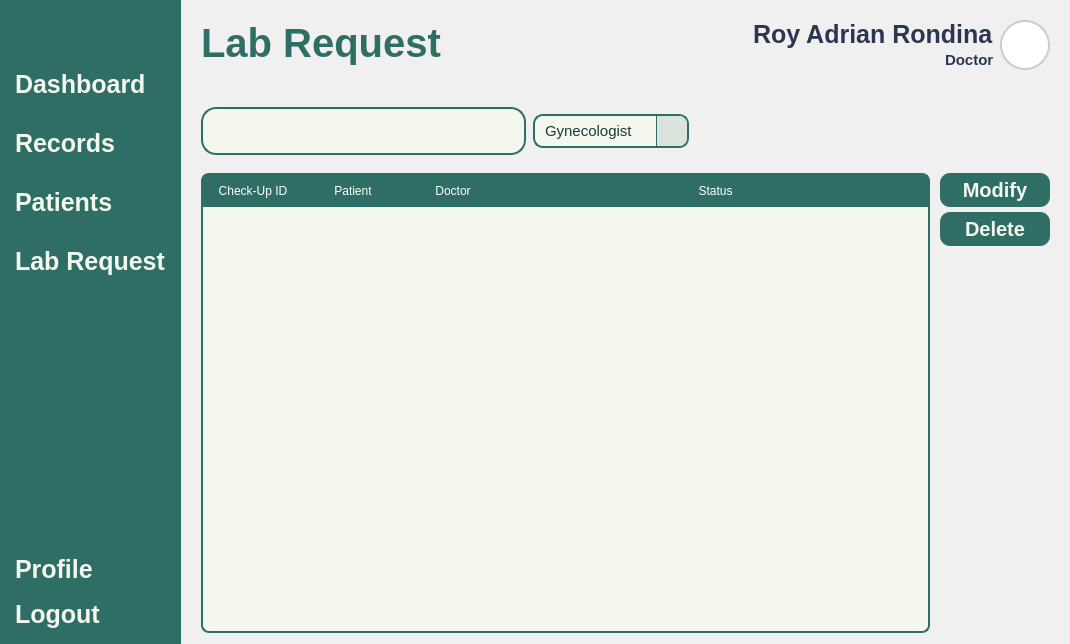
VinsmokeSanji69/COVACHA_CLINIC_SYSTEM, file Views/Doctor_LabRequest.ui: the form before one commit.
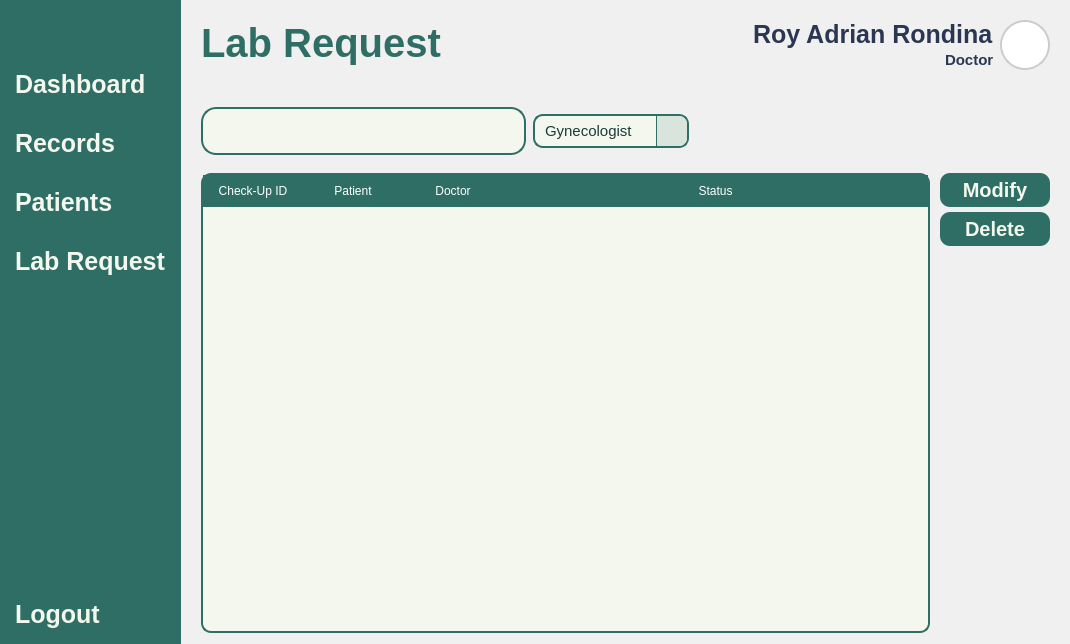
The form after the commit. Icons and pictures are not drawn.

What changed in the file:
```diff
--- a/Views/Doctor_LabRequest.ui
+++ b/Views/Doctor_LabRequest.ui
@@ -222,23 +222,6 @@
         <property name="sizeConstraint">
          <enum>QLayout::SetNoConstraint</enum>
         </property>
-        <item>
-         <widget class="QPushButton" name="pushButton_9">
-          <property name="text">
-           <string>Profile</string>
-          </property>
-          <property name="icon">
-           <iconset resource="../Images/resources.qrc">
-            <normaloff>:/icons/icons/user-round-cog.svg</normaloff>:/icons/icons/user-round-cog.svg</iconset>
-          </property>
-          <property name="iconSize">
-           <size>
-            <width>40</width>
-            <height>40</height>
-           </size>
-          </property>
-         </widget>
-        </item>
         <item>
          <widget class="QPushButton" name="pushButton_10">
           <property name="text">
@@ -802,13 +785,12 @@
                    <string notr="true">QTableWidget {
 	background-color: #F4F7ED;
 	gridline-color: transparent;
-	border-radius: 8px;
+	border-radius: 10px;
 	border: 2px solid #2E6E65;
 }
 QTableWidget::item {
 	border: none;
-	font:500 16pt &quot;Satoshi&quot;;
-	color: #2B3752;
+	font: 16pt &quot;Lexend&quot;;
 }
 QTableWidget::item:selected {
 	background-color: rgba(46, 110, 101, 0.3);
@@ -817,7 +799,7 @@
 	background-color: #2E6E65;
 	color: white;
 	padding: 5px;
-	font: 700 15pt &quot;Satoshi&quot;;
+	font: 18px &quot;Lexend Medium&quot;;
 	border: 2px solid #2E6E65;
 }</string>
                   </property>
```
